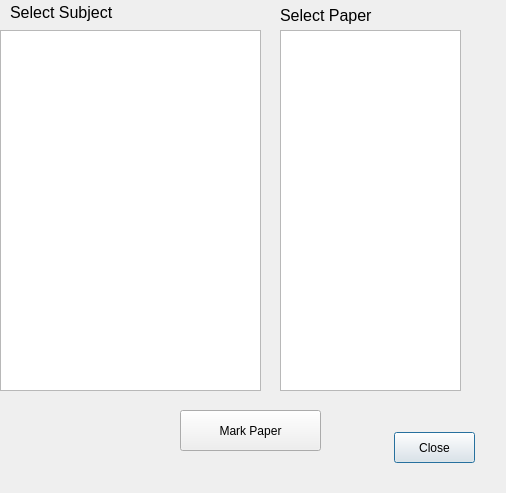
The window that selectpaperformark.ui (dkithmal/BinduProjectTeacher) describes before a commit, drawn with Qt 5.
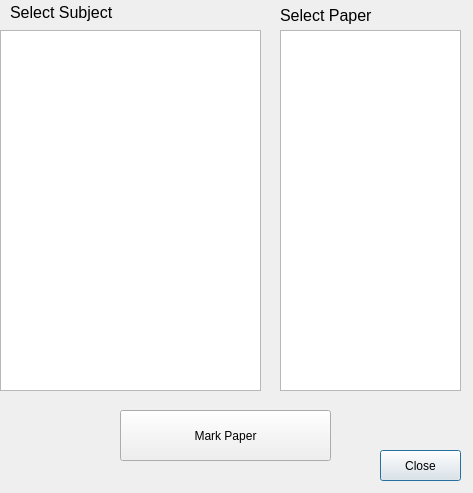
The same window after the commit.

The edit to the form file:
```diff
--- a/selectpaperformark.ui
+++ b/selectpaperformark.ui
@@ -6,7 +6,7 @@
    <rect>
     <x>0</x>
     <y>0</y>
-    <width>506</width>
+    <width>473</width>
     <height>493</height>
    </rect>
   </property>
@@ -55,8 +55,8 @@
   <widget class="QPushButton" name="pBClose">
    <property name="geometry">
     <rect>
-     <x>394</x>
-     <y>432</y>
+     <x>380</x>
+     <y>450</y>
      <width>81</width>
      <height>31</height>
     </rect>
@@ -68,10 +68,10 @@
   <widget class="QPushButton" name="pBMarkPaper">
    <property name="geometry">
     <rect>
-     <x>180</x>
+     <x>120</x>
      <y>410</y>
-     <width>141</width>
-     <height>41</height>
+     <width>211</width>
+     <height>51</height>
     </rect>
    </property>
    <property name="text">
```
Left out of the diff: 5 changed lines with no effect on the pictures.
